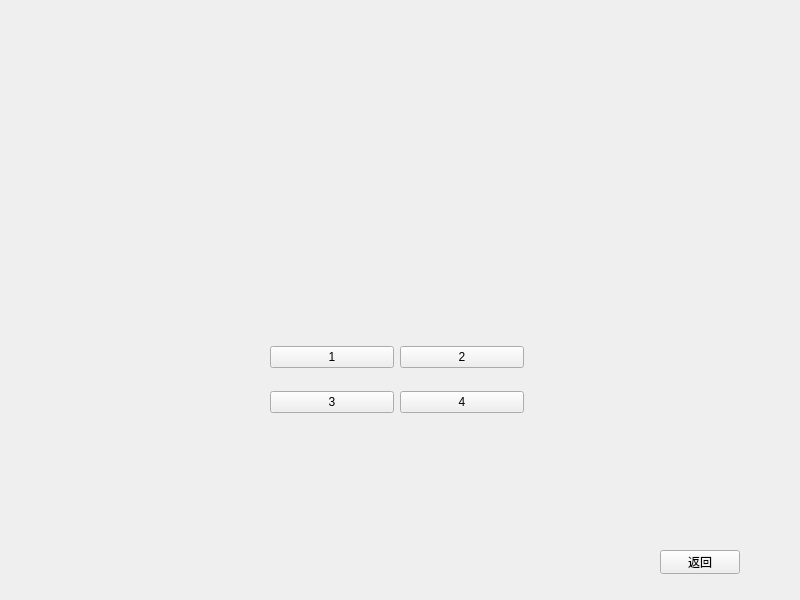
Above: HumanResourceMachine/widget.ui from leverimmy/Human-Resource-Machine before the change. Below: the same form after it.
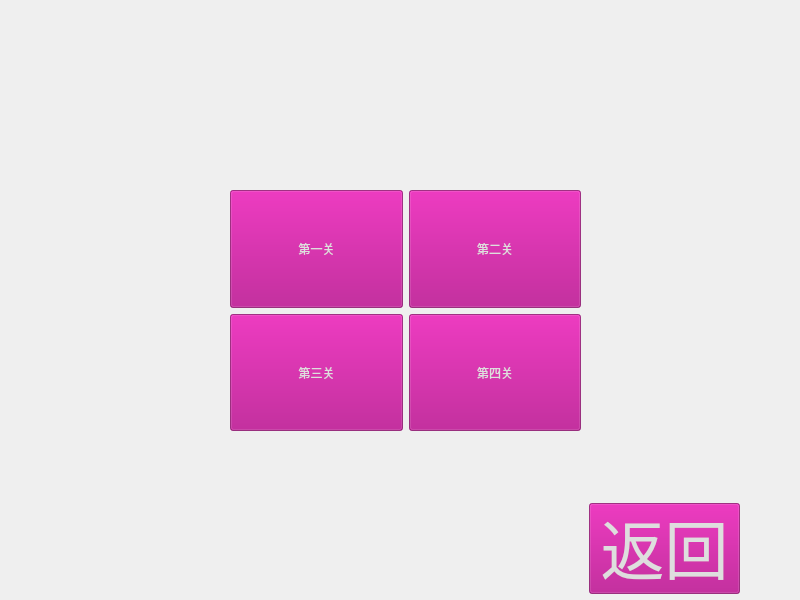
That is the form after the change. The open tabs and pages were chosen to show the change. Icons and pictures are not drawn.

```diff
--- a/HumanResourceMachine/widget.ui
+++ b/HumanResourceMachine/widget.ui
@@ -13,12 +13,15 @@
   <property name="windowTitle">
    <string>Widget</string>
   </property>
+  <property name="styleSheet">
+   <string notr="true"/>
+  </property>
   <widget class="QStackedWidget" name="stackedWidget">
    <property name="geometry">
     <rect>
      <x>0</x>
      <y>0</y>
-     <width>800</width>
+     <width>798</width>
      <height>600</height>
     </rect>
    </property>
@@ -61,41 +64,96 @@
     </widget>
    </widget>
    <widget class="QWidget" name="levelPage">
+    <property name="font">
+     <font>
+      <family>Silver</family>
+      <pointsize>20</pointsize>
+      <italic>false</italic>
+      <bold>false</bold>
+      <kerning>false</kerning>
+     </font>
+    </property>
+    <property name="styleSheet">
+     <string notr="true">#levelPage{
+	border-image: url(:/pictures/data/ending_2a.png);
+}
+.QPushButton{
+	font: 500 48pt &quot;Silver&quot;;
+	selection-background-color: rgba(170, 0, 255, 125);
+	background-color: rgba(170, 0, 127, 170);
+}
+#backButton1{
+	font: 48pt &quot;Silver&quot;;
+	text-align:bottom;
+}
+#GridLayout{
+	alignment:center;
+}
+.QPushButton{
+	
+	color: rgb(222, 222, 222);
+	border-image: url(:/pictures/data/red_interior2.png);
+}</string>
+    </property>
     <widget class="QWidget" name="gridLayoutWidget">
      <property name="geometry">
       <rect>
-       <x>270</x>
-       <y>329</y>
-       <width>254</width>
-       <height>101</height>
+       <x>230</x>
+       <y>190</y>
+       <width>351</width>
+       <height>241</height>
       </rect>
      </property>
      <layout class="QGridLayout" name="gridLayout">
       <item row="0" column="0">
        <widget class="QPushButton" name="levelButton1">
+        <property name="sizePolicy">
+         <sizepolicy hsizetype="Minimum" vsizetype="Minimum">
+          <horstretch>0</horstretch>
+          <verstretch>0</verstretch>
+         </sizepolicy>
+        </property>
         <property name="text">
-         <string>1</string>
+         <string>第一关</string>
         </property>
        </widget>
       </item>
       <item row="0" column="1">
        <widget class="QPushButton" name="levelButton2">
+        <property name="sizePolicy">
+         <sizepolicy hsizetype="Minimum" vsizetype="Minimum">
+          <horstretch>0</horstretch>
+          <verstretch>0</verstretch>
+         </sizepolicy>
+        </property>
         <property name="text">
-         <string>2</string>
+         <string>第二关</string>
         </property>
        </widget>
       </item>
       <item row="1" column="1">
        <widget class="QPushButton" name="levelButton4">
+        <property name="sizePolicy">
+         <sizepolicy hsizetype="Minimum" vsizetype="Minimum">
+          <horstretch>0</horstretch>
+          <verstretch>0</verstretch>
+         </sizepolicy>
+        </property>
         <property name="text">
-         <string>4</string>
+         <string>第四关</string>
         </property>
        </widget>
       </item>
       <item row="1" column="0">
        <widget class="QPushButton" name="levelButton3">
+        <property name="sizePolicy">
+         <sizepolicy hsizetype="Minimum" vsizetype="Minimum">
+          <horstretch>0</horstretch>
+          <verstretch>0</verstretch>
+         </sizepolicy>
+        </property>
         <property name="text">
-         <string>3</string>
+         <string>第三关</string>
         </property>
        </widget>
       </item>
@@ -104,15 +162,48 @@
     <widget class="QPushButton" name="backButton1">
      <property name="geometry">
       <rect>
-       <x>660</x>
-       <y>550</y>
-       <width>80</width>
-       <height>24</height>
+       <x>589</x>
+       <y>503</y>
+       <width>151</width>
+       <height>91</height>
       </rect>
      </property>
+     <property name="sizePolicy">
+      <sizepolicy hsizetype="Minimum" vsizetype="Minimum">
+       <horstretch>0</horstretch>
+       <verstretch>0</verstretch>
+      </sizepolicy>
+     </property>
+     <property name="font">
+      <font>
+       <family>Silver</family>
+       <pointsize>48</pointsize>
+       <italic>false</italic>
+       <bold>false</bold>
+       <kerning>true</kerning>
+      </font>
+     </property>
+     <property name="layoutDirection">
+      <enum>Qt::LeftToRight</enum>
+     </property>
      <property name="text">
       <string>返回</string>
      </property>
+     <property name="iconSize">
+      <size>
+       <width>12</width>
+       <height>12</height>
+      </size>
+     </property>
+     <property name="autoDefault">
+      <bool>false</bool>
+     </property>
+     <property name="default">
+      <bool>false</bool>
+     </property>
+     <property name="flat">
+      <bool>false</bool>
+     </property>
     </widget>
    </widget>
    <widget class="QWidget" name="settingsPage">
```
Left out of the diff: 173 changed lines with no effect on the pictures.
